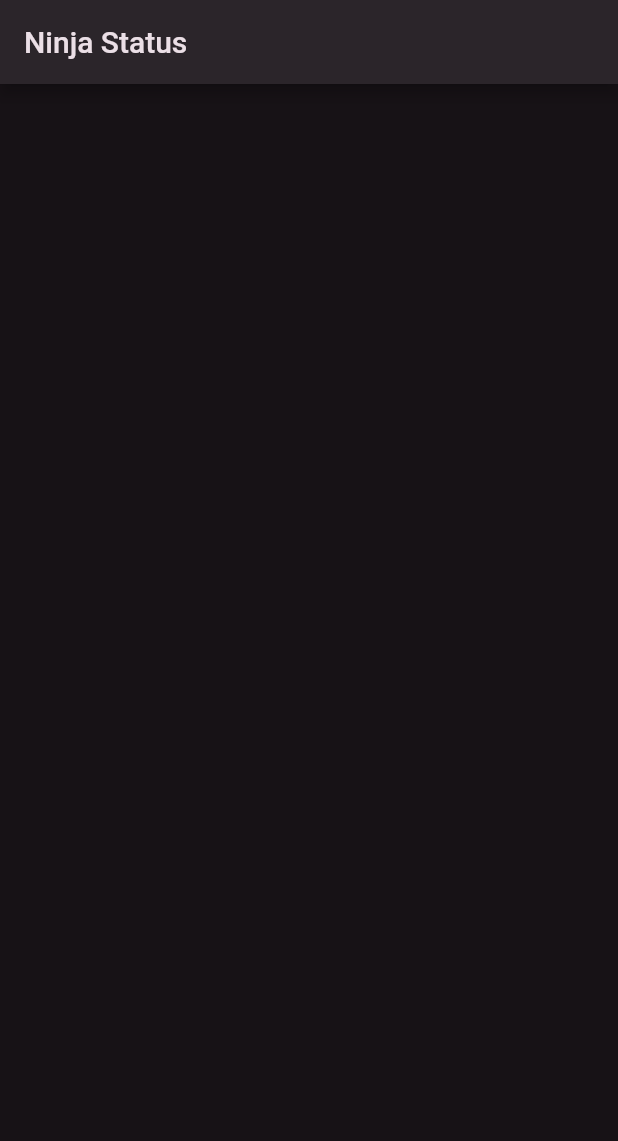
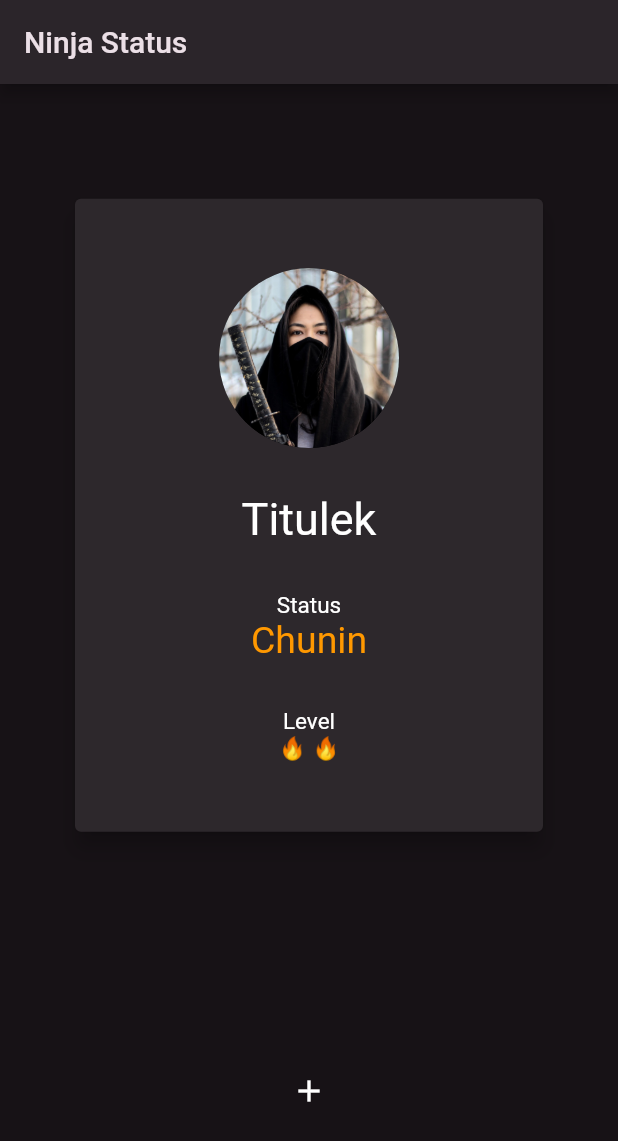
Before and after one commit to milkyascodes/Ninja-Status, a Flutter app: the screen it shows after launch, on a phone screen of 412 x 824 dp. Shown: the top 1141 px of the screen. Run offline on Flutter 3.47's test engine with Material 2 defaults, Android fonts, the phone set to English and light mode, and no system bars; our stand-ins replace get.

Commit message:
added ninja_info

```diff
--- a/lib/main.dart
+++ b/lib/main.dart
@@ -1,3 +1,5 @@
+// ignore_for_file: prefer_const_constructors, prefer_const_literals_to_create_immutables
+
 import 'package:flutter/material.dart';
 import 'package:get/get.dart';
 
@@ -26,9 +28,81 @@
   @override
   Widget build(BuildContext context) {
     return Scaffold(
-      appBar: AppBar(
-        title: const Text('Ninja Status'),
-      ),
-    );
+        appBar: AppBar(
+          title: const Text('Ninja Status'),
+        ),
+        body: Center(
+          child: Column(
+            mainAxisAlignment: MainAxisAlignment.spaceAround,
+            children: [
+              SizedBox(
+                height: 430,
+                width: 320,
+                child: Card(
+                  elevation: 6,
+                  child: Column(
+                    mainAxisAlignment: MainAxisAlignment.spaceAround,
+                    children: [
+                      SizedBox(),
+                      Column(
+                        children: [
+                          CircleAvatar(
+                            radius: 60,
+                            backgroundImage:
+                                AssetImage('assets/ninja-titulek.png'),
+                          ),
+                          SizedBox(
+                            height: 30,
+                          ),
+                          Text(
+                            'Titulek',
+                            style: TextStyle(fontSize: 30),
+                          )
+                        ],
+                      ),
+                      SizedBox(
+                        child: Column(
+                          children: [
+                            Text(
+                              'Status',
+                              style: TextStyle(fontSize: 15),
+                            ),
+                            Text(
+                              'Chunin',
+                              style:
+                                  TextStyle(color: Colors.orange, fontSize: 25),
+                            )
+                          ],
+                        ),
+                      ),
+                      SizedBox(
+                        child: Column(
+                          children: [
+                            Text(
+                              'Level',
+                              style: TextStyle(fontSize: 15),
+                            ),
+                            Text(
+                              '🔥 🔥',
+                              style:
+                                  TextStyle(color: Colors.orange, fontSize: 15),
+                            )
+                          ],
+                        ),
+                      ),
+                      SizedBox()
+                    ],
+                  ),
+                ),
+              ),
+              IconButton(
+                onPressed: () {},
+
+                icon: Icon(Icons.add),
+                // color: Colors.red,
+              )
+            ],
+          ),
+        ));
   }
 }
--- a/pubspec.yaml
+++ b/pubspec.yaml
@@ -57,9 +57,8 @@ flutter:
   uses-material-design: true
 
   # To add assets to your application, add an assets section, like this:
-  # assets:
-  #   - images/a_dot_burr.jpeg
-  #   - images/a_dot_ham.jpeg
+  assets:
+    - assets/
 
   # An image asset can refer to one or more resolution-specific "variants", see
   # https://flutter.dev/assets-and-images/#resolution-aware.
```
Also changed, not shown: assets/ninja-titulek.png (added).
